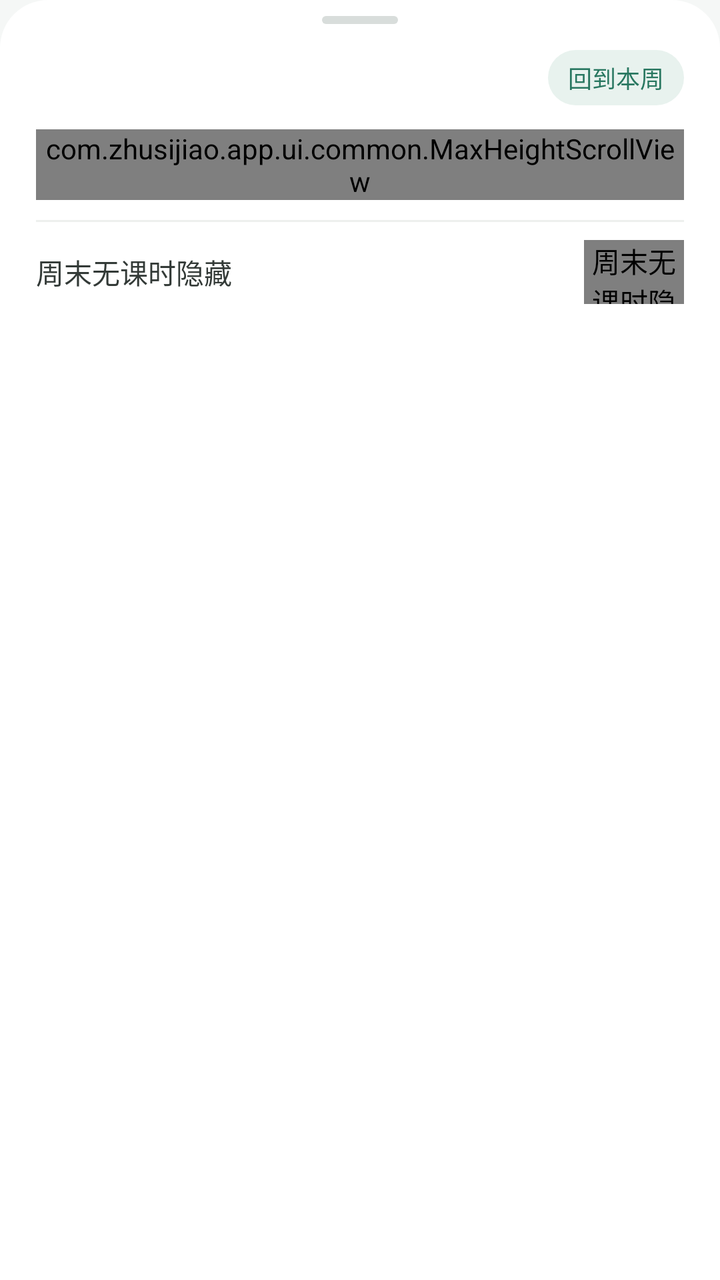
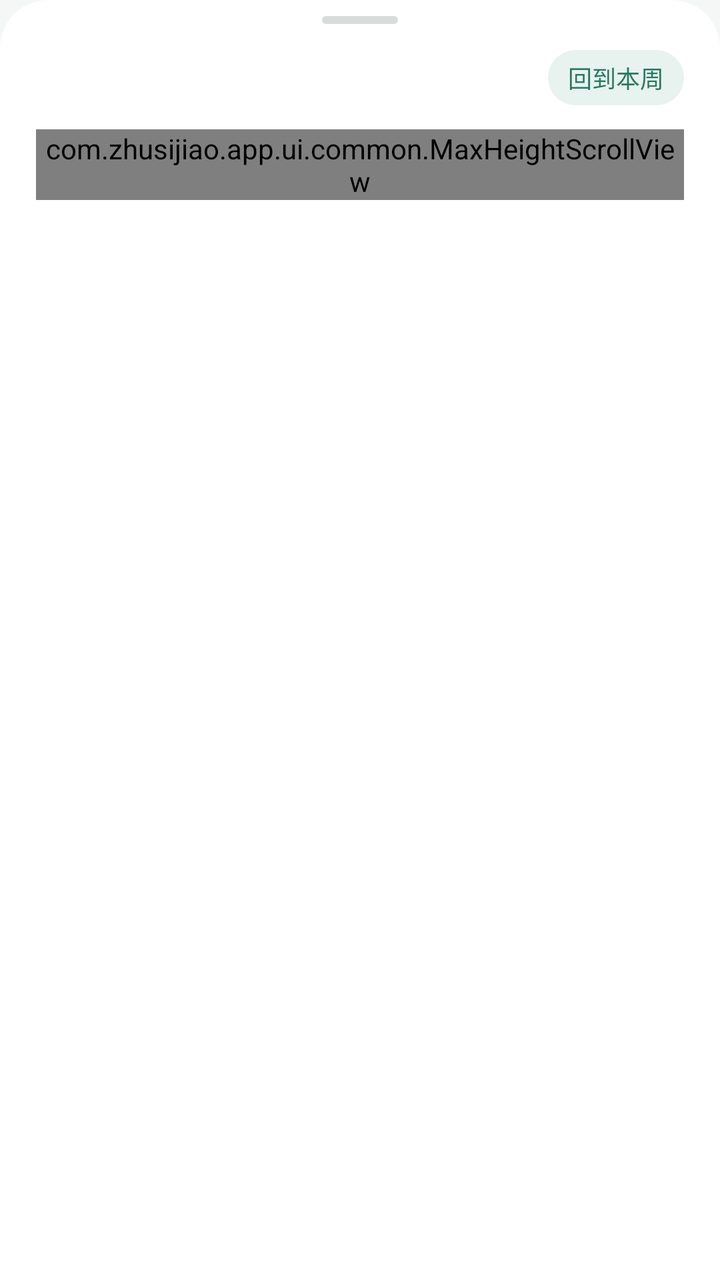

Two renders of the same Android screen: before a commit and after it. Below are the layout's source before the change and the commit's diff.
<!-- AndroidManifest.xml: application theme Theme.Zhusijiao -->
<!-- res/layout/dialog_week_picker.xml -->
<?xml version="1.0" encoding="utf-8"?>
<LinearLayout xmlns:android="http://schemas.android.com/apk/res/android"
    xmlns:tools="http://schemas.android.com/tools"
    android:layout_width="match_parent"
    android:layout_height="wrap_content"
    android:background="@drawable/bg_sheet"
    android:orientation="vertical"
    android:paddingStart="18dp"
    android:paddingTop="8dp"
    android:paddingEnd="18dp"
    android:paddingBottom="14dp">

    <View
        android:layout_width="38dp"
        android:layout_height="4dp"
        android:layout_gravity="center_horizontal"
        android:layout_marginBottom="13dp"
        android:background="@drawable/bg_sheet_handle" />

    <LinearLayout
        android:layout_width="match_parent"
        android:layout_height="wrap_content"
        android:layout_marginBottom="12dp"
        android:gravity="center_vertical"
        android:orientation="horizontal">

        <TextView
            android:id="@+id/pickerTitle"
            android:layout_width="0dp"
            android:layout_height="wrap_content"
            android:layout_weight="1"
            android:textColor="@color/heading_ink"
            android:textSize="@dimen/text_subtitle"
            android:textStyle="bold" />

        <TextView
            android:id="@+id/backToCurrent"
            android:layout_width="wrap_content"
            android:layout_height="wrap_content"
            android:background="@drawable/bg_tag"
            android:clickable="true"
            android:focusable="true"
            android:paddingStart="10dp"
            android:paddingTop="5dp"
            android:paddingEnd="10dp"
            android:paddingBottom="5dp"
            android:text="@string/week_picker_back_current"
            android:textColor="@color/accent_strong"
            android:textSize="@dimen/text_hint" />
    </LinearLayout>

    <com.zhusijiao.app.ui.common.MaxHeightScrollView
        android:id="@+id/weekScroll"
        android:layout_width="match_parent"
        android:layout_height="wrap_content">

        <LinearLayout
            android:id="@+id/weekRows"
            android:layout_width="match_parent"
            android:layout_height="wrap_content"
            android:orientation="vertical" />
    </com.zhusijiao.app.ui.common.MaxHeightScrollView>

    <View
        android:layout_width="match_parent"
        android:layout_height="1dp"
        android:layout_marginTop="10dp"
        android:background="@color/detail_border" />

    
    <LinearLayout
        android:id="@+id/weekendAutoRow"
        android:layout_width="match_parent"
        android:layout_height="50dp"
        android:clickable="true"
        android:focusable="false"
        android:gravity="center_vertical"
        android:importantForAccessibility="no"
        android:orientation="horizontal"
        tools:ignore="KeyboardInaccessibleWidget">

        <TextView
            android:layout_width="0dp"
            android:layout_height="wrap_content"
            android:layout_weight="1"
            android:text="@string/week_picker_auto_weekend"
            android:textColor="@color/body_ink"
            android:textSize="@dimen/text_body" />

        <com.zhusijiao.app.ui.common.ToggleView
            android:id="@+id/weekendAutoToggle"
            android:layout_width="50dp"
            android:layout_height="32dp"
            android:contentDescription="@string/week_picker_auto_weekend" />
    </LinearLayout>
</LinearLayout>
<!-- resources referenced by this layout -->
<resources>
  <color name="accent_strong">#287760</color>
  <color name="body_ink">#333a37</color>
  <color name="detail_border">#edf0ee</color>
  <color name="heading_ink">#202623</color>
  <dimen name="text_body">14sp</dimen>
  <dimen name="text_hint">12sp</dimen>
  <dimen name="text_subtitle">16sp</dimen>
  <!-- drawable bg_sheet (drawable) -->
  <?xml version="1.0" encoding="utf-8"?>
  
  <shape xmlns:android="http://schemas.android.com/apk/res/android" android:shape="rectangle">
      <solid android:color="@color/surface" />
      <corners android:topLeftRadius="@dimen/radius_xl" android:topRightRadius="@dimen/radius_xl" />
  </shape>
  <!-- drawable bg_sheet_handle (drawable) -->
  <?xml version="1.0" encoding="utf-8"?>
  
  <shape xmlns:android="http://schemas.android.com/apk/res/android" android:shape="rectangle">
      <solid android:color="@color/sheet_handle" />
      <corners android:radius="4dp" />
  </shape>
  <!-- drawable bg_tag (drawable) -->
  <?xml version="1.0" encoding="utf-8"?>
  
  <shape xmlns:android="http://schemas.android.com/apk/res/android" android:shape="rectangle">
      <solid android:color="@color/tag_bg" />
      <corners android:radius="100dp" />
  </shape>
  <string name="week_picker_auto_weekend">周末无课时隐藏</string>
  <string name="week_picker_back_current">回到本周</string>
  <style name="Theme.Zhusijiao" parent="Theme.AppCompat.Light.NoActionBar">
          <item name="colorPrimary">@color/accent</item>
          <item name="colorPrimaryDark">@color/accent</item>
          <item name="colorAccent">@color/accent</item>
          <item name="colorControlActivated">@color/accent</item>
          <item name="android:textColorPrimary">@color/ink</item>
          <item name="android:textColorSecondary">@color/muted</item>
          <item name="android:windowBackground">@color/background</item>
          <item name="android:statusBarColor">@color/background</item>
          <item name="android:navigationBarColor">@color/surface</item>
          <item name="android:windowLightStatusBar" tools:targetApi="m">true</item>
          <item name="android:windowLightNavigationBar" tools:targetApi="o_mr1">true</item>
          <item name="android:alertDialogTheme">@style/Theme.Zhusijiao.Dialog</item>
          <item name="alertDialogTheme">@style/Theme.Zhusijiao.Dialog</item>
      </style>
  <color name="surface">#ffffff</color>
  <dimen name="radius_xl">24dp</dimen>
  <color name="sheet_handle">#d8dddb</color>
  <color name="tag_bg">#e8f2ee</color>
  <color name="accent">#2f7d68</color>
  <color name="ink">#202725</color>
  <color name="muted">#7d8783</color>
  <color name="background">#f5f7f6</color>
  <style name="Theme.Zhusijiao.Dialog" parent="Theme.AppCompat.Light.Dialog.Alert">
          <item name="colorAccent">@color/accent</item>
          <item name="android:textColorPrimary">@color/ink</item>
          <item name="buttonBarPositiveButtonStyle">@style/DialogButton</item>
          <item name="buttonBarNegativeButtonStyle">@style/DialogButton</item>
          <item name="buttonBarNeutralButtonStyle">@style/DialogButton</item>
      </style>
  <style name="DialogButton" parent="Widget.AppCompat.Button.ButtonBar.AlertDialog">
          <item name="android:textColor">@color/accent</item>
          <item name="android:textStyle">bold</item>
      </style>
</resources>

<!-- the commit's change to res/layout/dialog_week_picker.xml (unified diff, before → after) -->
@@ -1,6 +1,5 @@
 <?xml version="1.0" encoding="utf-8"?>
 <LinearLayout xmlns:android="http://schemas.android.com/apk/res/android"
-    xmlns:tools="http://schemas.android.com/tools"
     android:layout_width="match_parent"
     android:layout_height="wrap_content"
     android:background="@drawable/bg_sheet"
@@ -60,37 +59,4 @@
             android:layout_height="wrap_content"
             android:orientation="vertical" />
     </com.zhusijiao.app.ui.common.MaxHeightScrollView>
-
-    <View
-        android:layout_width="match_parent"
-        android:layout_height="1dp"
-        android:layout_marginTop="10dp"
-        android:background="@color/detail_border" />
-
-    
-    <LinearLayout
-        android:id="@+id/weekendAutoRow"
-        android:layout_width="match_parent"
-        android:layout_height="50dp"
-        android:clickable="true"
-        android:focusable="false"
-        android:gravity="center_vertical"
-        android:importantForAccessibility="no"
-        android:orientation="horizontal"
-        tools:ignore="KeyboardInaccessibleWidget">
-
-        <TextView
-            android:layout_width="0dp"
-            android:layout_height="wrap_content"
-            android:layout_weight="1"
-            android:text="@string/week_picker_auto_weekend"
-            android:textColor="@color/body_ink"
-            android:textSize="@dimen/text_body" />
-
-        <com.zhusijiao.app.ui.common.ToggleView
-            android:id="@+id/weekendAutoToggle"
-            android:layout_width="50dp"
-            android:layout_height="32dp"
-            android:contentDescription="@string/week_picker_auto_weekend" />
-    </LinearLayout>
 </LinearLayout>
<!-- resource entries referenced after the edit -->
@@ -1,10 +1,7 @@
 <!-- resources referenced by this layout -->
 <resources>
   <color name="accent_strong">#287760</color>
-  <color name="body_ink">#333a37</color>
-  <color name="detail_border">#edf0ee</color>
   <color name="heading_ink">#202623</color>
-  <dimen name="text_body">14sp</dimen>
   <dimen name="text_hint">12sp</dimen>
   <dimen name="text_subtitle">16sp</dimen>
   <!-- drawable bg_sheet (drawable) -->
@@ -28,7 +25,6 @@
       <solid android:color="@color/tag_bg" />
       <corners android:radius="100dp" />
   </shape>
-  <string name="week_picker_auto_weekend">周末无课时隐藏</string>
   <string name="week_picker_back_current">回到本周</string>
   <style name="Theme.Zhusijiao" parent="Theme.AppCompat.Light.NoActionBar">
           <item name="colorPrimary">@color/accent</item>
